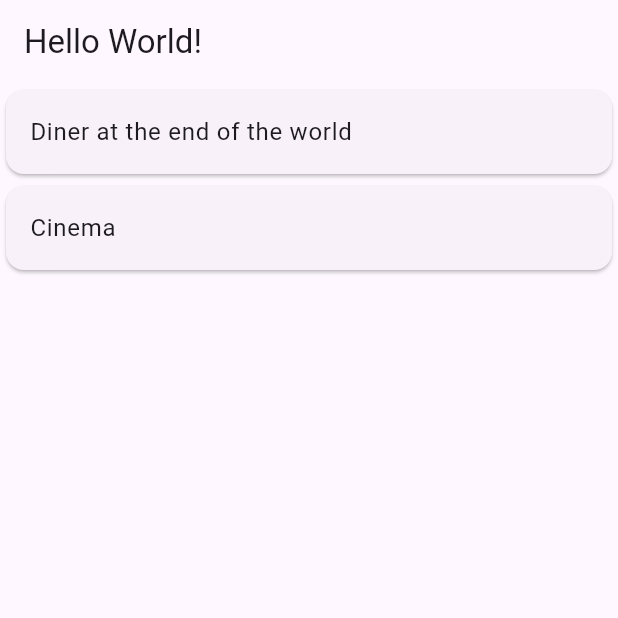
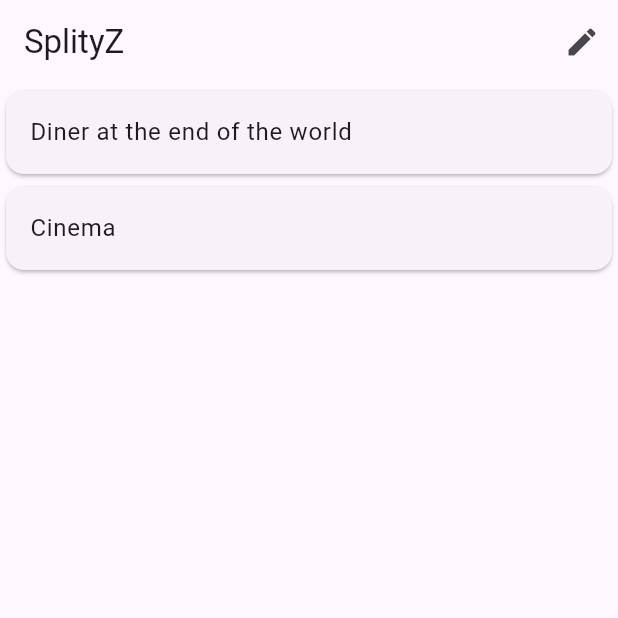
Before and after one commit to morphet81/splity-z, a Flutter app: the screen it shows after launch, on a phone screen of 412 x 824 dp, the top half of it. Run offline on Flutter 3.47's test engine with Material 3 defaults, Android fonts, the phone set to English and light mode, and no system bars; our stand-ins replace equatable, flutter_bloc, go_router, google_fonts; generated files the repository leaves out were written again.

Commit message:
Implement an edit button and display delete icon for splits items

```diff
--- a/analysis_options.yaml
+++ b/analysis_options.yaml
@@ -22,7 +22,7 @@ linter:
   # producing the lint.
   rules:
     # avoid_print: false  # Uncomment to disable the `avoid_print` rule
-    # prefer_single_quotes: true  # Uncomment to enable the `prefer_single_quotes` rule
-
+    prefer_single_quotes: true
+    lines_longer_than_80_chars: true
 # Additional information about this file can be found at
 # https://dart.dev/guides/language/analysis-options
--- /dev/null
+++ b/devtools_options.yaml
@@ -0,0 +1,3 @@
+description: This file stores settings for Dart & Flutter DevTools.
+documentation: https://docs.flutter.dev/tools/devtools/extensions#configure-extension-enablement-states
+extensions:
--- a/lib/app.dart
+++ b/lib/app.dart
@@ -1,5 +1,6 @@
 import 'package:flutter/material.dart';
 import 'package:go_router/go_router.dart';
+import 'package:google_fonts/google_fonts.dart';
 import 'package:splity_z/shared/view/view.dart';
 import 'package:splity_z/splits/view/view.dart';
 import 'package:flutter_localizations/flutter_localizations.dart';
@@ -26,6 +27,18 @@ class App extends StatelessWidget {
       theme: ThemeData(
         colorScheme: ColorScheme.fromSeed(seedColor: Colors.deepPurple),
         useMaterial3: true,
+        textTheme: TextTheme(
+          displayLarge: const TextStyle(
+            fontSize: 72,
+            fontWeight: FontWeight.bold,
+          ),
+          // ···
+          titleLarge: GoogleFonts.roboto(
+            fontSize: 22,
+          ),
+          bodyMedium: GoogleFonts.merriweather(),
+          displaySmall: GoogleFonts.pacifico(),
+        ),
       ),
       routerConfig: GoRouter(
         initialLocation: '/split',
--- a/lib/l10n/app_en.arb
+++ b/lib/l10n/app_en.arb
@@ -1,6 +1,4 @@
 {
-  "helloWorld": "Hello World!",
-  "@helloWorld": {
-    "description": "The conventional newborn programmer greeting"
-  }
+  "appName": "SplityZ",
+  "helloWorld": "Hello World!"
 }
--- a/lib/l10n/app_fr.arb
+++ b/lib/l10n/app_fr.arb
@@ -1,3 +1,4 @@
 {
+  "appName": "SplityZ",
   "helloWorld": "Bonjour Monde!"
 }
--- a/lib/splits/view/split_details.dart
+++ b/lib/splits/view/split_details.dart
@@ -2,6 +2,7 @@ import 'package:flutter/material.dart';
 import 'package:flutter_bloc/flutter_bloc.dart';
 import 'package:go_router/go_router.dart';
 import 'package:splity_z/splits/bloc/split_bloc.dart';
+import 'package:splity_z/splits/widgets/splitees_list.dart';
 
 class SplitDetails extends StatefulWidget {
   const SplitDetails({required this.splitId, super.key});
@@ -26,8 +27,10 @@ class _SplitDetailsState extends State<SplitDetails> {
         GoRouter.of(context).replace('/error');
       }
 
-      return Center(
-        child: Text(split!.name),
+      return Column(
+        children: [
+          SpliteesList(splitees: split!.splitees),
+        ],
       );
     });
   }
--- a/lib/splits/view/splits_list.dart
+++ b/lib/splits/view/splits_list.dart
@@ -4,7 +4,9 @@ import 'package:splity_z/splits/bloc/split_bloc.dart';
 import 'package:splity_z/splits/widgets/splits_list_item.dart';
 
 class SplitsList extends StatefulWidget {
-  const SplitsList({super.key});
+  const SplitsList({required this.isInEditMode, super.key});
+
+  final bool isInEditMode;
 
   @override
   State<SplitsList> createState() => _SplitsListState();
@@ -16,12 +18,15 @@ class _SplitsListState extends State<SplitsList> {
     return BlocBuilder<SplitBloc, SplitState>(
       builder: (context, state) {
         return Center(
-            child: ListView.builder(
-          itemBuilder: (context, index) {
-            return SplitsListItem(split: state.splits[index]);
-          },
-          itemCount: state.splits.length,
-        ));
+          child: ListView.builder(
+            itemBuilder: (context, index) {
+              return SplitsListItem(
+                  isInEditMode: widget.isInEditMode,
+                  split: state.splits[index]);
+            },
+            itemCount: state.splits.length,
+          ),
+        );
       },
     );
   }
--- a/lib/splits/view/splits_page.dart
+++ b/lib/splits/view/splits_page.dart
@@ -12,13 +12,33 @@ class SplitsPage extends StatefulWidget {
 }
 
 class _SplitsListState extends State<SplitsPage> {
+  bool _isInEditMode = false;
+
+  void onEditButtonPressed() {
+    setState(() {
+      _isInEditMode = !_isInEditMode;
+    });
+  }
+
   @override
   Widget build(BuildContext context) {
     return Scaffold(
-        appBar: AppBar(
-          title: Text(AppLocalizations.of(context)!.helloWorld),
+      appBar: AppBar(
+        title: Text(AppLocalizations.of(context)!.appName),
+        actions: [
+          IconButton(
+            icon: Icon(_isInEditMode ? Icons.done : Icons.edit),
+            tooltip: 'Edit',
+            onPressed: onEditButtonPressed,
+          )
+        ],
+      ),
+      body: BlocProvider(
+        create: (_) => SplitBloc(),
+        child: SplitsList(
+          isInEditMode: _isInEditMode,
         ),
-        body: BlocProvider(
-            create: (_) => SplitBloc(), child: const SplitsList()));
+      ),
+    );
   }
 }
--- /dev/null
+++ b/lib/splits/widgets/splitees_list.dart
@@ -0,0 +1,27 @@
+import 'package:flutter/material.dart';
+import 'package:splity_z/splits/models/models.dart';
+
+class SpliteesList extends StatelessWidget {
+  const SpliteesList({required this.splitees, super.key});
+
+  final List<Splitee> splitees;
+
+  @override
+  Widget build(BuildContext context) {
+    return Column(
+      children: [
+        Text(
+          'Splitees',
+          // style: GoogleFonts.aBeeZee(),
+        ),
+        ListView.builder(
+          shrinkWrap: true,
+          itemBuilder: (context, index) {
+            return Text(splitees[index].name);
+          },
+          itemCount: splitees.length,
+        ),
+      ],
+    );
+  }
+}
--- a/lib/splits/widgets/splits_list_item.dart
+++ b/lib/splits/widgets/splits_list_item.dart
@@ -1,21 +1,26 @@
 import 'package:flutter/material.dart';
-import 'package:go_router/go_router.dart';
 import 'package:splity_z/splits/models/models.dart' as splitz;
+import 'package:splity_z/splits/widgets/splits_list_item_card.dart';
+import 'package:splity_z/splits/widgets/splits_list_item_delete_button.dart';
 
-class SplitsListItem extends StatelessWidget {
-  const SplitsListItem({required this.split, super.key});
+class SplitsListItem extends StatefulWidget {
+  const SplitsListItem(
+      {required this.isInEditMode, required this.split, super.key});
 
   final splitz.Split split;
+  final bool isInEditMode;
 
   @override
+  State<SplitsListItem> createState() => _SplitsListItemState();
+}
+
+class _SplitsListItemState extends State<SplitsListItem> {
+  @override
   Widget build(BuildContext context) {
-    return GestureDetector(
-      child: Card(
-        child: ListTile(
-          title: Text(split.name),
-        ),
-      ),
-      onTap: () => GoRouter.of(context).push('/split/${split.id}'),
-    );
+    return Stack(children: [
+      SplitsListItemDeleteButton(split: widget.split),
+      SplitsListItemCard(
+          split: widget.split, isInEditMode: widget.isInEditMode),
+    ]);
   }
 }
--- /dev/null
+++ b/lib/splits/widgets/splits_list_item_card.dart
@@ -0,0 +1,54 @@
+import 'package:flutter/material.dart';
+import 'package:go_router/go_router.dart';
+import 'package:splity_z/splits/models/models.dart' as splitz;
+
+const slideValuePixels = 50.0;
+
+class SplitsListItemCard extends StatefulWidget {
+  const SplitsListItemCard(
+      {required this.split, required this.isInEditMode, super.key});
+
+  final splitz.Split split;
+  final bool isInEditMode;
+
+  @override
+  State<SplitsListItemCard> createState() => _SplitsListItemCardState();
+}
+
+class _SplitsListItemCardState extends State<SplitsListItemCard>
+    with SingleTickerProviderStateMixin {
+  late final AnimationController _controller = AnimationController(
+    duration: const Duration(milliseconds: 350),
+    vsync: this,
+  );
+
+  @override
+  Widget build(BuildContext context) {
+    final slideValue = slideValuePixels / MediaQuery.of(context).size.width;
+
+    final Animation<Offset> offsetAnimation =
+        Tween<Offset>(begin: Offset.zero, end: Offset(slideValue, 0.0))
+            .animate(CurvedAnimation(
+      parent: _controller,
+      curve: widget.isInEditMode ? Curves.fastOutSlowIn : Curves.fastOutSlowIn,
+    ));
+
+    if (widget.isInEditMode) {
+      _controller.forward();
+    } else {
+      _controller.reverse();
+    }
+
+    return SlideTransition(
+      position: offsetAnimation,
+      child: GestureDetector(
+        child: Card(
+          child: ListTile(
+            title: Text(widget.split.name),
+          ),
+        ),
+        onTap: () => GoRouter.of(context).push('/split/${widget.split.id}'),
+      ),
+    );
+  }
+}
--- /dev/null
+++ b/lib/splits/widgets/splits_list_item_delete_button.dart
@@ -0,0 +1,29 @@
+import 'package:flutter/material.dart';
+import 'package:splity_z/splits/models/models.dart' as splitz;
+
+const slideValuePixels = 50.0;
+
+class SplitsListItemDeleteButton extends StatelessWidget {
+  const SplitsListItemDeleteButton({required this.split, super.key});
+
+  final splitz.Split split;
+
+  @override
+  Widget build(BuildContext context) {
+    return Positioned(
+      top: 0,
+      bottom: 0,
+      left: 0,
+      width: 50.0,
+      child: IconButton(
+        onPressed: () {
+          debugPrint('Delete');
+        },
+        icon: const Icon(
+          Icons.delete,
+          color: Colors.red,
+        ),
+      ),
+    );
+  }
+}
--- a/pubspec.yaml
+++ b/pubspec.yaml
@@ -40,6 +40,7 @@ dependencies:
   flutter_localizations:
     sdk: flutter
   intl: any
+  google_fonts: ^6.2.1
 
 dev_dependencies:
   flutter_test:
```
Also changed, not shown: pubspec.lock, 10 other files.
